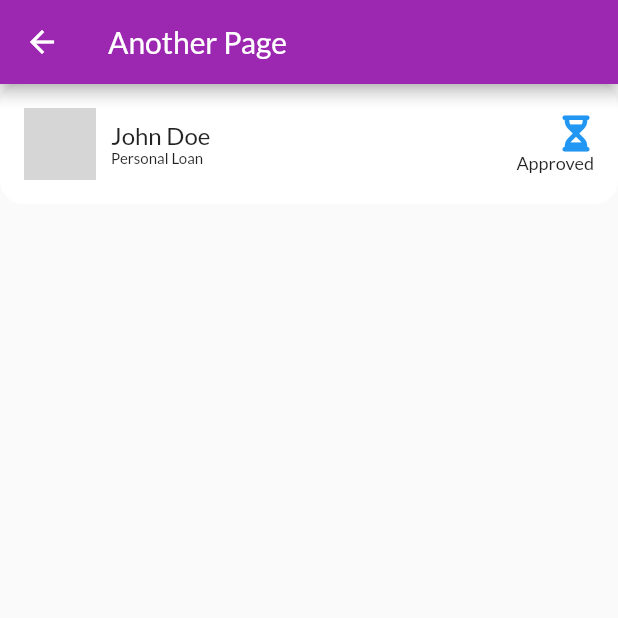
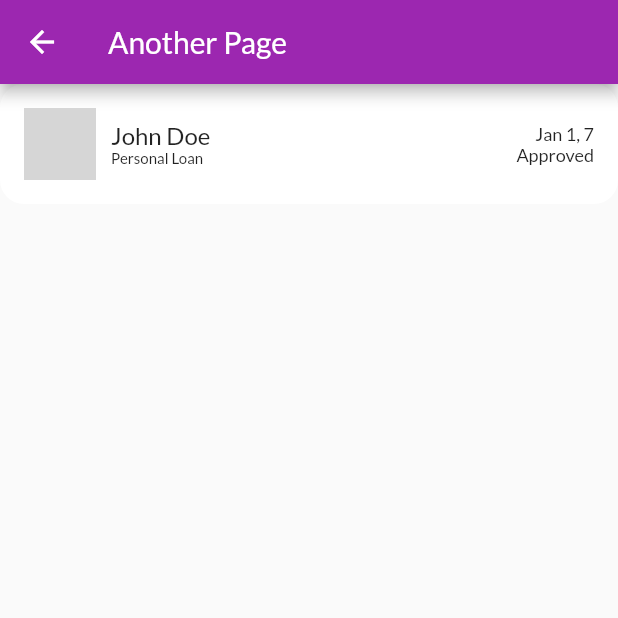
Before and after one commit to Sadiya321/finkin_credential, a Flutter app: the LoanScreen screen opened directly, on a phone screen of 412 x 824 dp, the top half of it. Run offline on Flutter 3.47's test engine with Material 2 defaults, Android fonts, the phone set to English and light mode, and no system bars; our stand-ins replace country_picker, curved_navigation_bar, fluttericon, google_fonts, image_picker, pinput and 1 more; grey boxes are pictures that could not be loaded.

Commit message:
event tiles update

```diff
--- a/lib/pages/home_screen/loan_screen.dart
+++ b/lib/pages/home_screen/loan_screen.dart
@@ -11,17 +11,16 @@ class LoanScreen extends StatelessWidget {
   Widget build(BuildContext context) {
     return Scaffold(
       appBar: AppBar(
-        //sdasda
-        title: Text('Another Page'),
+        title: const Text('Another Page'),
       ),
       body: Column(
         children: [
-          // Use the LoanTrack widget here
+          // Using LoanTrack widget
           LoanTrack(
             imageAsset: 'your_image_url',
             userName: 'John Doe',
             loanType: 'Personal Loan',
-            date: '2023-11-06',
+            date: DateTime(DateTime.daysPerWeek),
             icon1: FontAwesome.hourglass_2,
             icon2: Icons.ice_skating,
             status: 'Approved',
--- a/lib/widgets/Loan_Tracking_widget/loan_track.dart
+++ b/lib/widgets/Loan_Tracking_widget/loan_track.dart
@@ -1,10 +1,11 @@
 import 'package:flutter/material.dart';
+import 'package:intl/intl.dart';
 
 class LoanTrack extends StatelessWidget {
   final String imageAsset;
   final String userName;
   final String loanType;
-  final String date;
+  final DateTime date;
   final IconData icon1;
   final IconData icon2;
   final String status;
@@ -24,8 +25,7 @@ class LoanTrack extends StatelessWidget {
 
   @override
   Widget build(BuildContext context) {
-    print(userName + loanType + imageAsset);
-
+    final formattedDate = DateFormat.yMMMd().format(date);
     return GestureDetector(
       onTap: onPressed,
       child: Padding(
@@ -49,7 +49,7 @@ class LoanTrack extends StatelessWidget {
                         height: 48,
                         decoration: BoxDecoration(
                           image: DecorationImage(
-                            image: NetworkImage(imageAsset),
+                            image: AssetImage(imageAsset),
                             fit: BoxFit.cover,
                           ),
                         ),
@@ -64,14 +64,14 @@ class LoanTrack extends StatelessWidget {
                         children: [
                           Text(
                             userName,
-                            style: TextStyle(fontSize: 16),
+                            style: const TextStyle(fontSize: 16),
                             maxLines: 2,
                             softWrap: false,
                             overflow: TextOverflow.ellipsis,
                           ),
                           Text(
                             loanType,
-                            style: TextStyle(fontSize: 10),
+                            style: const TextStyle(fontSize: 10),
                             softWrap: false,
                             maxLines: 1,
                             overflow: TextOverflow.fade,
@@ -86,13 +86,17 @@ class LoanTrack extends StatelessWidget {
                 child: Column(
                   crossAxisAlignment: CrossAxisAlignment.end,
                   children: [
-                    Icon(
-                      icon1,
-                      color: Colors.blue, // Change the color as needed
+                    Text(
+                      formattedDate, // Display the formatted date
+                      style: const TextStyle(fontSize: 12),
                     ),
+                    // Icon(
+                    //   icon1,
+                    //   color: Colors.blue, // Change the color as needed
+                    // ),
                     Text(
                       status,
-                      style: TextStyle(fontSize: 12),
+                      style: const TextStyle(fontSize: 12),
                     ),
                   ],
                 ),
```
Also changed, not shown: lib/pages/home_screen/bottom_nav.dart (+3 -5 lines).
